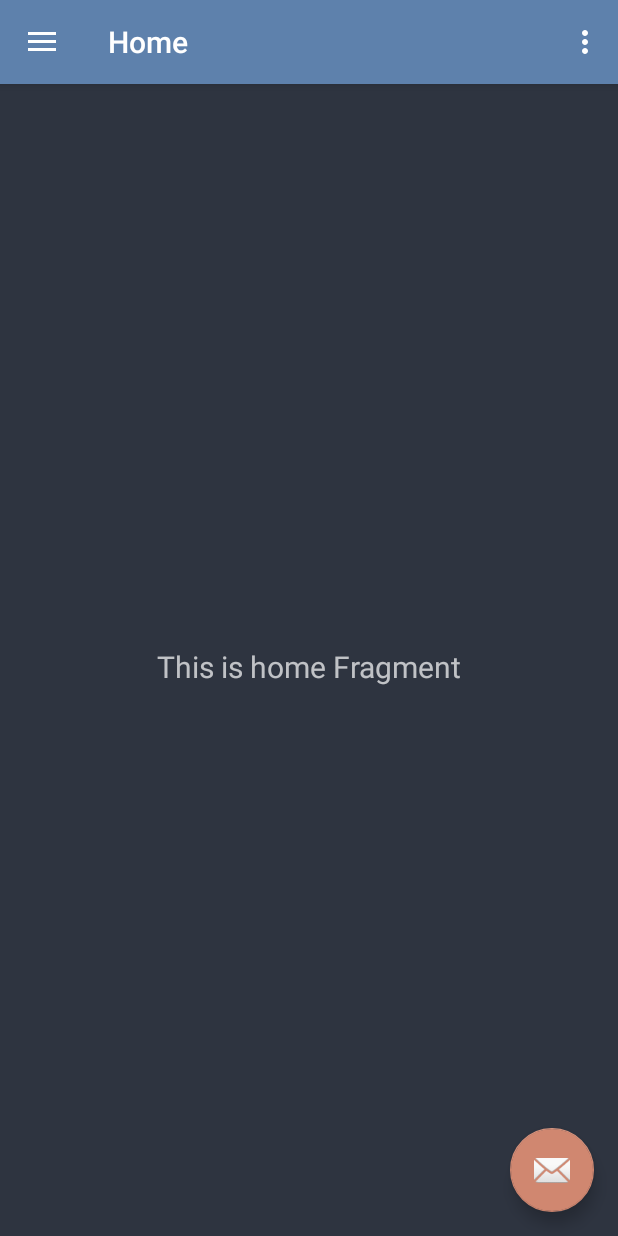
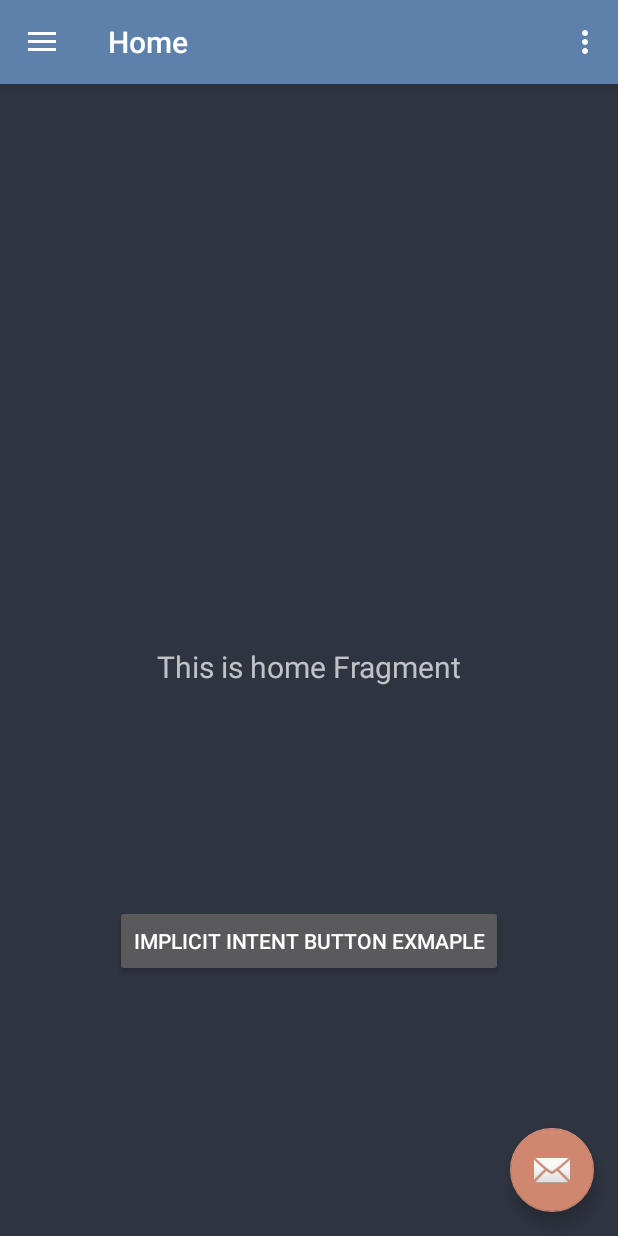
Before and after one commit to Ryan-Blignaut/OpsePizzaProject, an Android app: the MainActivity screen opened directly, with no data from a screen before it, after a tap on an icon or button, on a phone screen of 412 x 824 dp. Run offline under Robolectric (Android 15) with nearby library versions, the phone set to English and light mode, and no system bars; our stand-ins replace navigation-ui.

Commit message:
Added an implicit intent to open a calender

```diff
--- a/app/src/main/AndroidManifest.xml
+++ b/app/src/main/AndroidManifest.xml
@@ -3,6 +3,7 @@
     xmlns:tools="http://schemas.android.com/tools">
 
     <uses-permission android:name="android.permission.POST_NOTIFICATIONS" />
+
     <application
         android:allowBackup="true"
         android:dataExtractionRules="@xml/data_extraction_rules"
@@ -19,6 +20,7 @@
             android:label="@string/title_activity_login">
             <intent-filter>
                 <action android:name="android.intent.action.MAIN" />
+
                 <category android:name="android.intent.category.LAUNCHER" />
             </intent-filter>
 
@@ -30,8 +32,7 @@
             android:name=".MainActivity"
             android:exported="false">
 
-            <!--android:theme="@style/Theme.OPSEPizzaProject.Dark"-->
-
+            <!-- android:theme="@style/Theme.OPSEPizzaProject.Dark" -->
 
         </activity>
     </application>
--- a/app/src/main/java/me/ryanblignaut/opsepizzaproject/MainActivity.kt
+++ b/app/src/main/java/me/ryanblignaut/opsepizzaproject/MainActivity.kt
@@ -1,5 +1,6 @@
 package me.ryanblignaut.opsepizzaproject
 
+import android.annotation.SuppressLint
 import android.content.Intent
 import android.os.Bundle
 import android.view.Menu
@@ -23,6 +24,7 @@ class MainActivity : AppCompatActivity() {
     private lateinit var appBarConfiguration: AppBarConfiguration
     private lateinit var binding: ActivityMainBinding
 
+    @SuppressLint("SetTextI18n")
     override fun onCreate(savedInstanceState: Bundle?) {
         super.onCreate(savedInstanceState)
 
@@ -54,7 +56,7 @@ class MainActivity : AppCompatActivity() {
         // Get the username textview from the header.
         val usernameTextView: TextView = headerView.findViewById(R.id.username_textview)
         // Set the username textview to the username.
-        usernameTextView.text = username
+        usernameTextView.text = "Hello $username"
 
 
         val logoutButton: Button = headerView.findViewById(R.id.btnLogout)
--- a/app/src/main/java/me/ryanblignaut/opsepizzaproject/backend/LocalNotificationManager.kt
+++ b/app/src/main/java/me/ryanblignaut/opsepizzaproject/backend/LocalNotificationManager.kt
@@ -38,11 +38,11 @@ class LocalNotificationManager {
 
         // Build the notification
         val builder: NotificationCompat.Builder = NotificationCompat.Builder(context, channelId)
-            .setSmallIcon(R.drawable.ic_launcher_background)
+            .setSmallIcon(R.drawable.ic_launcher_new_foreground)
             .setContentTitle(title)
             .setContentText(message)
             .setPriority(NotificationCompat.PRIORITY_DEFAULT)
-            .setAutoCancel(true)
+            .setAutoCancel(false)
 
         // Show the notification
         notificationManager.notify(notificationId, builder.build())
--- a/app/src/main/res/layout/fragment_home.xml
+++ b/app/src/main/res/layout/fragment_home.xml
@@ -19,4 +19,16 @@
         app:layout_constraintEnd_toEndOf="parent"
         app:layout_constraintStart_toStartOf="parent"
         app:layout_constraintTop_toTopOf="parent" />
+
+
+    <Button
+        android:id="@+id/BtnImplicitIntent"
+        android:layout_width="wrap_content"
+        android:layout_height="wrap_content"
+        android:text="@string/implicit_intent"
+        app:layout_constraintBottom_toBottomOf="parent"
+        app:layout_constraintEnd_toEndOf="parent"
+        app:layout_constraintStart_toStartOf="parent"
+        app:layout_constraintTop_toTopOf="@id/text_home" />
+
 </androidx.constraintlayout.widget.ConstraintLayout>
--- a/build.gradle
+++ b/build.gradle
@@ -1,6 +1,7 @@
 // Top-level build file where you can add configuration options common to all sub-projects/modules.
 plugins {
-    id 'com.android.application' version '7.3.1' apply false
-    id 'com.android.library' version '7.3.1' apply false
+    id 'com.android.application' version '7.4.1' apply false
+    id 'com.android.library' version '7.4.1' apply false
     id 'org.jetbrains.kotlin.android' version '1.7.20' apply false
+
 }
```
Also changed, not shown: app/src/main/java/me/ryanblignaut/opsepizzaproject/ui/home/HomeFragment.kt (+62 -0 lines), app/src/main/res/layout/nav_header_main.xml (+20 -12 lines), app/src/main/res/menu/activity_main_drawer.xml (+8 -0 lines), app/src/main/res/values/strings.xml (+10 -0 lines), app/src/main/res/values/themes.xml (+9 -0 lines), gradle/wrapper/gradle-wrapper.properties.
